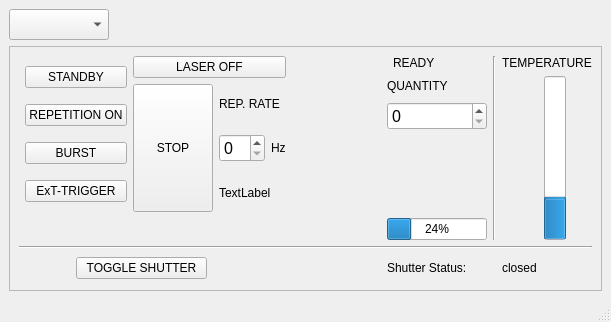
marsteller/MNL100_LaserControl, file LaserControlMainWindow.ui: the form before one commit.
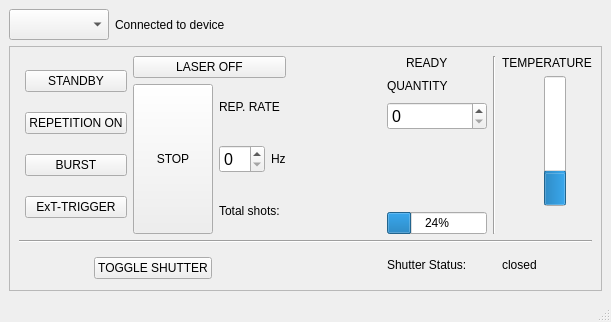
The form after the commit. Custom widgets are drawn as their Qt base class.

Commit message: Implemented handling of Laser feedback

```diff
--- a/LaserControlMainWindow.ui
+++ b/LaserControlMainWindow.ui
@@ -15,29 +15,7 @@
   </property>
   <widget class="QWidget" name="centralwidget">
    <layout class="QGridLayout" name="gridLayout_4">
-    <item row="0" column="0">
-     <widget class="QComboBox" name="comboBox">
-      <property name="font">
-       <font>
-        <pointsize>14</pointsize>
-       </font>
-      </property>
-     </widget>
-    </item>
-    <item row="0" column="1">
-     <spacer name="horizontalSpacer_3">
-      <property name="orientation">
-       <enum>Qt::Horizontal</enum>
-      </property>
-      <property name="sizeHint" stdset="0">
-       <size>
-        <width>492</width>
-        <height>20</height>
-       </size>
-      </property>
-     </spacer>
-    </item>
-    <item row="1" column="0" colspan="2">
+    <item row="1" column="0" colspan="3">
      <widget class="QFrame" name="frame">
       <property name="frameShape">
        <enum>QFrame::StyledPanel</enum>
@@ -46,113 +24,7 @@
        <enum>QFrame::Raised</enum>
       </property>
       <layout class="QGridLayout" name="gridLayout_3">
-       <item row="0" column="0" rowspan="4" colspan="2">
-        <layout class="QGridLayout" name="gridLayout">
-         <item row="0" column="0">
-          <widget class="LedIndicator" name="laser_on_led" native="true"/>
-         </item>
-         <item row="0" column="1">
-          <widget class="QPushButton" name="standby_button">
-           <property name="text">
-            <string>STANDBY</string>
-           </property>
-          </widget>
-         </item>
-         <item row="1" column="0">
-          <widget class="LedIndicator" name="repetition_on_led" native="true"/>
-         </item>
-         <item row="1" column="1">
-          <widget class="QPushButton" name="repetition_on_button">
-           <property name="text">
-            <string>REPETITION ON</string>
-           </property>
-          </widget>
-         </item>
-         <item row="2" column="0">
-          <widget class="LedIndicator" name="burst_on_led" native="true"/>
-         </item>
-         <item row="2" column="1">
-          <widget class="QPushButton" name="burst_on_button">
-           <property name="text">
-            <string>BURST</string>
-           </property>
-          </widget>
-         </item>
-         <item row="3" column="0">
-          <widget class="LedIndicator" name="external_trigger_on_led" native="true"/>
-         </item>
-         <item row="3" column="1">
-          <widget class="QPushButton" name="external_trigger_on_button">
-           <property name="text">
-            <string>ExT-TRIGGER</string>
-           </property>
-          </widget>
-         </item>
-        </layout>
-       </item>
-       <item row="0" column="2" rowspan="4" colspan="2">
-        <layout class="QGridLayout" name="gridLayout_2">
-         <item row="0" column="0" colspan="2">
-          <widget class="QPushButton" name="laser_off_button">
-           <property name="text">
-            <string>LASER OFF</string>
-           </property>
-          </widget>
-         </item>
-         <item row="1" column="0">
-          <widget class="QPushButton" name="stop_button">
-           <property name="sizePolicy">
-            <sizepolicy hsizetype="Minimum" vsizetype="MinimumExpanding">
-             <horstretch>0</horstretch>
-             <verstretch>0</verstretch>
-            </sizepolicy>
-           </property>
-           <property name="text">
-            <string>STOP</string>
-           </property>
-          </widget>
-         </item>
-         <item row="1" column="1">
-          <layout class="QVBoxLayout" name="verticalLayout">
-           <item>
-            <widget class="QLabel" name="label_2">
-             <property name="text">
-              <string>REP. RATE</string>
-             </property>
-            </widget>
-           </item>
-           <item>
-            <layout class="QHBoxLayout" name="horizontalLayout">
-             <item>
-              <widget class="QSpinBox" name="repetition_rate_spinBox">
-               <property name="font">
-                <font>
-                 <pointsize>12</pointsize>
-                </font>
-               </property>
-              </widget>
-             </item>
-             <item>
-              <widget class="QLabel" name="label_5">
-               <property name="text">
-                <string>Hz</string>
-               </property>
-              </widget>
-             </item>
-            </layout>
-           </item>
-           <item>
-            <widget class="QLabel" name="label_4">
-             <property name="text">
-              <string>TextLabel</string>
-             </property>
-            </widget>
-           </item>
-          </layout>
-         </item>
-        </layout>
-       </item>
-       <item row="0" column="5">
+       <item row="0" column="4">
         <layout class="QHBoxLayout" name="horizontalLayout_2">
          <item>
           <widget class="LedIndicator" name="laser_ready_led" native="true"/>
@@ -166,14 +38,14 @@
          </item>
         </layout>
        </item>
-       <item row="0" column="7" rowspan="5">
+       <item row="0" column="6" rowspan="5">
         <widget class="Line" name="line">
          <property name="orientation">
           <enum>Qt::Vertical</enum>
          </property>
         </widget>
        </item>
-       <item row="0" column="8" colspan="4">
+       <item row="0" column="7" colspan="4">
         <widget class="QLabel" name="label">
          <property name="text">
           <string>TEMPERATURE</string>
@@ -183,7 +55,7 @@
          </property>
         </widget>
        </item>
-       <item row="1" column="4">
+       <item row="1" column="3">
         <spacer name="horizontalSpacer_2">
          <property name="orientation">
           <enum>Qt::Horizontal</enum>
@@ -196,14 +68,14 @@
          </property>
         </spacer>
        </item>
-       <item row="1" column="5" colspan="2">
+       <item row="1" column="4">
         <widget class="QLabel" name="label_3">
          <property name="text">
           <string>QUANTITY</string>
          </property>
         </widget>
        </item>
-       <item row="1" column="9" rowspan="4">
+       <item row="1" column="8" rowspan="4">
         <spacer name="verticalSpacer_2">
          <property name="orientation">
           <enum>Qt::Vertical</enum>
@@ -216,7 +88,7 @@
          </property>
         </spacer>
        </item>
-       <item row="1" column="10" rowspan="4">
+       <item row="1" column="9" rowspan="3">
         <widget class="QProgressBar" name="temperature_bar">
          <property name="value">
           <number>24</number>
@@ -226,7 +98,7 @@
          </property>
         </widget>
        </item>
-       <item row="1" column="11" rowspan="4">
+       <item row="1" column="10" rowspan="4">
         <spacer name="verticalSpacer_3">
          <property name="orientation">
           <enum>Qt::Vertical</enum>
@@ -239,7 +111,7 @@
          </property>
         </spacer>
        </item>
-       <item row="2" column="5" colspan="2">
+       <item row="2" column="4" colspan="2">
         <widget class="QSpinBox" name="repetition_quantity_spinBox">
          <property name="sizePolicy">
           <sizepolicy hsizetype="Fixed" vsizetype="Fixed">
@@ -258,9 +130,12 @@
            <pointsize>12</pointsize>
           </font>
          </property>
+         <property name="maximum">
+          <number>65000</number>
+         </property>
         </widget>
        </item>
-       <item row="3" column="6">
+       <item row="3" column="5">
         <spacer name="verticalSpacer">
          <property name="orientation">
           <enum>Qt::Vertical</enum>
@@ -273,45 +148,45 @@
          </property>
         </spacer>
        </item>
-       <item row="4" column="5" colspan="2">
+       <item row="4" column="4" colspan="2">
         <widget class="QProgressBar" name="repetition_bar">
          <property name="value">
           <number>24</number>
          </property>
         </widget>
        </item>
-       <item row="5" column="0" colspan="12">
+       <item row="5" column="0" colspan="11">
         <widget class="Line" name="line_2">
          <property name="orientation">
           <enum>Qt::Horizontal</enum>
          </property>
         </widget>
        </item>
-       <item row="6" column="0" rowspan="2">
+       <item row="6" column="0" rowspan="3">
         <widget class="LedIndicator" name="shutter_status_led" native="true"/>
        </item>
-       <item row="6" column="1" rowspan="2" colspan="2">
-        <widget class="QPushButton" name="toggle_shutter_button">
-         <property name="text">
-          <string>TOGGLE SHUTTER</string>
-         </property>
-        </widget>
-       </item>
-       <item row="6" column="5" rowspan="2" colspan="2">
+       <item row="6" column="4" rowspan="3" colspan="2">
         <widget class="QLabel" name="label_7">
          <property name="text">
           <string>Shutter Status:</string>
          </property>
         </widget>
        </item>
-       <item row="6" column="8" rowspan="2" colspan="2">
-        <widget class="QLabel" name="label_8">
+       <item row="6" column="7" rowspan="3" colspan="2">
+        <widget class="QLabel" name="shutter_status_label">
          <property name="text">
           <string>closed</string>
          </property>
         </widget>
        </item>
-       <item row="7" column="3" colspan="2">
+       <item row="7" column="1" rowspan="2">
+        <widget class="QPushButton" name="toggle_shutter_button">
+         <property name="text">
+          <string>TOGGLE SHUTTER</string>
+         </property>
+        </widget>
+       </item>
+       <item row="8" column="2" colspan="2">
         <spacer name="horizontalSpacer">
          <property name="orientation">
           <enum>Qt::Horizontal</enum>
@@ -324,9 +199,151 @@
          </property>
         </spacer>
        </item>
+       <item row="0" column="0" rowspan="5" colspan="3">
+        <layout class="QHBoxLayout" name="horizontalLayout_3">
+         <item>
+          <layout class="QGridLayout" name="gridLayout">
+           <item row="0" column="0">
+            <widget class="LedIndicator" name="laser_on_led" native="true"/>
+           </item>
+           <item row="0" column="1">
+            <widget class="QPushButton" name="standby_button">
+             <property name="text">
+              <string>STANDBY</string>
+             </property>
+            </widget>
+           </item>
+           <item row="1" column="0">
+            <widget class="LedIndicator" name="repetition_on_led" native="true"/>
+           </item>
+           <item row="1" column="1">
+            <widget class="QPushButton" name="repetition_on_button">
+             <property name="text">
+              <string>REPETITION ON</string>
+             </property>
+            </widget>
+           </item>
+           <item row="2" column="0">
+            <widget class="LedIndicator" name="burst_on_led" native="true"/>
+           </item>
+           <item row="2" column="1">
+            <widget class="QPushButton" name="burst_on_button">
+             <property name="text">
+              <string>BURST</string>
+             </property>
+            </widget>
+           </item>
+           <item row="3" column="0">
+            <widget class="LedIndicator" name="external_trigger_on_led" native="true"/>
+           </item>
+           <item row="3" column="1">
+            <widget class="QPushButton" name="external_trigger_on_button">
+             <property name="text">
+              <string>ExT-TRIGGER</string>
+             </property>
+            </widget>
+           </item>
+          </layout>
+         </item>
+         <item>
+          <layout class="QGridLayout" name="gridLayout_2">
+           <item row="0" column="0" colspan="2">
+            <widget class="QPushButton" name="laser_off_button">
+             <property name="text">
+              <string>LASER OFF</string>
+             </property>
+            </widget>
+           </item>
+           <item row="1" column="0">
+            <widget class="QPushButton" name="stop_button">
+             <property name="sizePolicy">
+              <sizepolicy hsizetype="Minimum" vsizetype="MinimumExpanding">
+               <horstretch>0</horstretch>
+               <verstretch>0</verstretch>
+              </sizepolicy>
+             </property>
+             <property name="text">
+              <string>STOP</string>
+             </property>
+            </widget>
+           </item>
+           <item row="1" column="1">
+            <layout class="QVBoxLayout" name="verticalLayout">
+             <item>
+              <widget class="QLabel" name="label_2">
+               <property name="text">
+                <string>REP. RATE</string>
+               </property>
+              </widget>
+             </item>
+             <item>
+              <layout class="QHBoxLayout" name="horizontalLayout">
+               <item>
+                <widget class="QSpinBox" name="repetition_rate_spinBox">
+                 <property name="font">
+                  <font>
+                   <pointsize>12</pointsize>
+                  </font>
+                 </property>
+                 <property name="maximum">
+                  <number>60</number>
+                 </property>
+                </widget>
+               </item>
+               <item>
+                <widget class="QLabel" name="label_5">
+                 <property name="text">
+                  <string>Hz</string>
+                 </property>
+                </widget>
+               </item>
+              </layout>
+             </item>
+             <item>
+              <widget class="QLabel" name="total_shots_label">
+               <property name="text">
+                <string>Total shots:</string>
+               </property>
+              </widget>
+             </item>
+            </layout>
+           </item>
+          </layout>
+         </item>
+        </layout>
+       </item>
       </layout>
      </widget>
     </item>
+    <item row="0" column="0">
+     <widget class="QComboBox" name="comboBox">
+      <property name="font">
+       <font>
+        <pointsize>14</pointsize>
+       </font>
+      </property>
+     </widget>
+    </item>
+    <item row="0" column="2">
+     <spacer name="horizontalSpacer_3">
+      <property name="orientation">
+       <enum>Qt::Horizontal</enum>
+      </property>
+      <property name="sizeHint" stdset="0">
+       <size>
+        <width>492</width>
+        <height>20</height>
+       </size>
+      </property>
+     </spacer>
+    </item>
+    <item row="0" column="1">
+     <widget class="QLabel" name="connection_label">
+      <property name="text">
+       <string>Connected to device</string>
+      </property>
+     </widget>
+    </item>
    </layout>
   </widget>
   <widget class="QMenuBar" name="menubar">
```
The commit also changes 4 other files.
